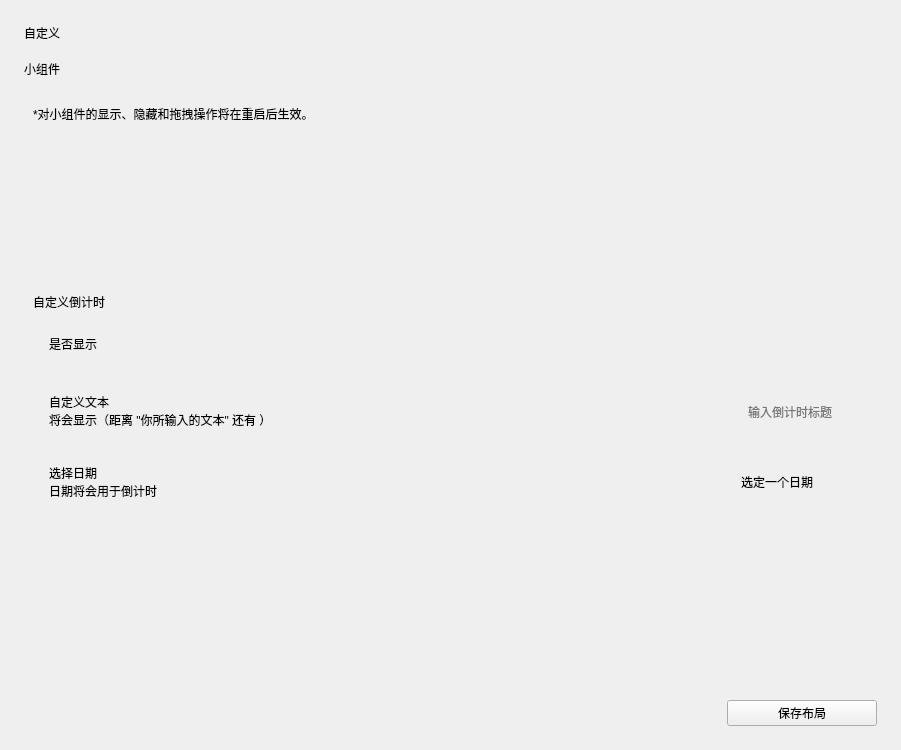
The window that menu-custom.ui (RinLit-233-shiroko/Class-Widgets) describes before a commit, drawn with Qt 5.
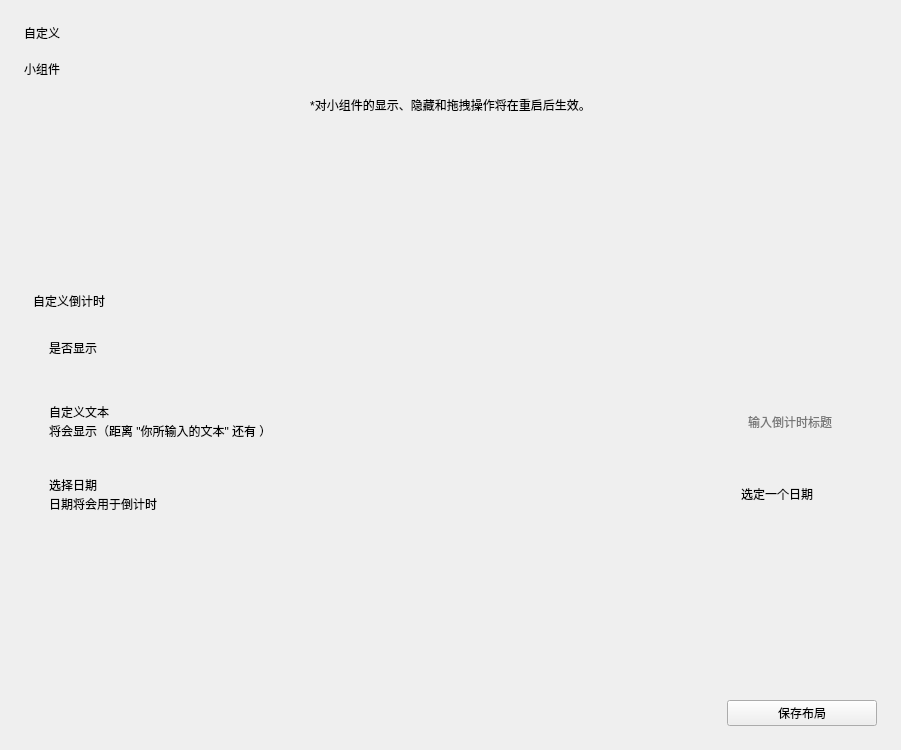
The same window after the commit. Custom widgets are drawn as their Qt base class.

Diff of the .ui file:
```diff
--- a/menu-custom.ui
+++ b/menu-custom.ui
@@ -53,6 +53,16 @@
      </property>
     </layout>
    </item>
+   <item>
+    <widget class="CaptionLabel" name="CaptionLabel_3">
+     <property name="text">
+      <string>*对小组件的显示、隐藏和拖拽操作将在重启后生效。</string>
+     </property>
+     <property name="alignment">
+      <set>Qt::AlignCenter</set>
+     </property>
+    </widget>
+   </item>
    <item>
     <widget class="SmoothScrollArea" name="SmoothScrollArea">
      <property name="styleSheet">
@@ -67,17 +77,10 @@
         <x>0</x>
         <y>0</y>
         <width>853</width>
-        <height>526</height>
+        <height>491</height>
        </rect>
       </property>
       <layout class="QVBoxLayout" name="verticalLayout_9">
-       <item>
-        <widget class="CaptionLabel" name="CaptionLabel_3">
-         <property name="text">
-          <string>*对小组件的显示、隐藏和拖拽操作将在重启后生效。</string>
-         </property>
-        </widget>
-       </item>
        <item>
         <widget class="ListWidget" name="widgets_list">
          <property name="sizePolicy">
@@ -117,7 +120,7 @@
            <property name="minimumSize">
             <size>
              <width>0</width>
-             <height>60</height>
+             <height>70</height>
             </size>
            </property>
            <layout class="QHBoxLayout" name="horizontalLayout_6">
@@ -164,7 +167,7 @@
            <property name="minimumSize">
             <size>
              <width>0</width>
-             <height>60</height>
+             <height>70</height>
             </size>
            </property>
            <layout class="QHBoxLayout" name="horizontalLayout">
@@ -222,7 +225,7 @@
            <property name="minimumSize">
             <size>
              <width>0</width>
-             <height>60</height>
+             <height>70</height>
             </size>
            </property>
            <layout class="QHBoxLayout" name="horizontalLayout_5">
```
